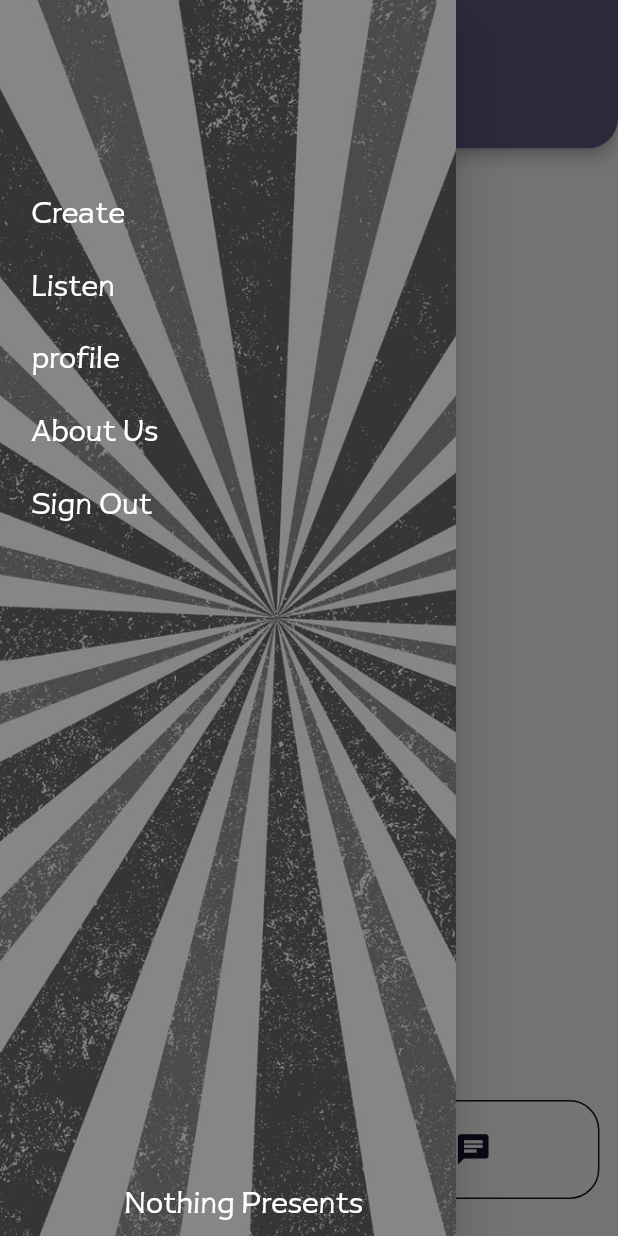
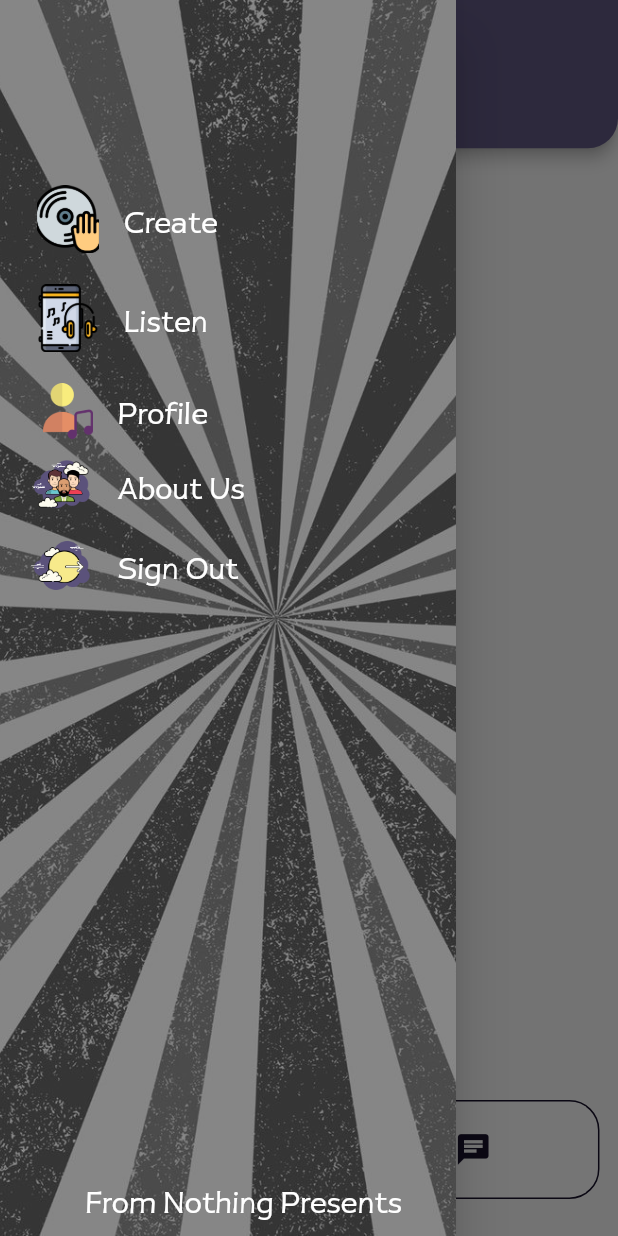
Before and after one commit to jagadeesJr/music_mate, a Flutter app: the Dashboard screen opened by its route, with the side drawer open, on a phone screen of 412 x 824 dp. Run offline on Flutter 3.47's test engine with Material 2 defaults, Android fonts, the phone set to English and light mode, and no system bars; drawn by our look-alikes of flashy_tab_bar2; our stand-ins replace connectivity_plus, dio, dots_indicator, shared_preferences; accounts and stored records are empty.

Commit message:
[Feat:] About us

```diff
--- a/lib/main.dart
+++ b/lib/main.dart
@@ -31,6 +31,7 @@ class _MyAppState extends State<MyApp> {
         'walk_through' :(context) => const WalkthroughScreen(),
         'no_internet' :(context) => const NoInternet(),
         'dashboard' :(context) => const Dashboard(),
+
       },
         initialRoute: 'splash_screen',
     );
--- /dev/null
+++ b/lib/screens/about_us/about_us.dart
@@ -0,0 +1,43 @@
+import 'package:flutter/material.dart';
+
+import '../../globalaccess/applib/sizer.dart';
+
+class about extends StatefulWidget {
+  const about({super.key});
+
+  @override
+  State<about> createState() => _aboutState();
+}
+
+class _aboutState extends State<about> {
+  @override
+  Widget build(BuildContext context) {
+    SizeConfig().init(context);
+    return LayoutBuilder(
+        builder: (BuildContext context, BoxConstraints constraints) {
+      return Scaffold(
+        body: Column(children: [
+          SingleChildScrollView(
+              child: Container(
+            decoration: BoxDecoration(borderRadius: BorderRadius.circular(10)),
+            height: SizeConfig.blockSizeVertical! * 10,
+            width: SizeConfig.blockSizeHorizontal! * 50,
+            child: Column(children: [
+              SizedBox(
+                height: SizeConfig.blockSizeVertical! * 2,
+              ),
+              Container(
+                decoration: BoxDecoration(
+                    borderRadius: BorderRadius.circular(10),
+                    border: Border.all(color: Colors.purple)),
+                height: SizeConfig.blockSizeVertical! * 10,
+                width: SizeConfig.blockSizeHorizontal! * 10,
+                child: Image.asset('assets/arr_wp.jpg'),
+              ),
+            ]),
+          ))
+        ]),
+      );
+    });
+  }
+}
--- a/lib/screens/dash_board/dash_board.dart
+++ b/lib/screens/dash_board/dash_board.dart
@@ -56,56 +56,124 @@ class _DashboardState extends State<Dashboard> {
                       SizedBox(
                         height: SizeConfig.blockSizeVertical! * 15,
                       ),
+
+                      Row(
+                        mainAxisAlignment: MainAxisAlignment.start,
+                        children: [
+                          SizedBox(width: SizeConfig.blockSizeVertical!*0.5,),
+                     Container(
+                      height: SizeConfig.blockSizeHorizontal!* 11,
+                      width: SizeConfig.blockSizeVertical!*5,
+                     decoration: BoxDecoration(
+                image: DecorationImage(
+                    image: Image.asset('assets/icons/dj.png').image,
+                    fit: BoxFit.cover)),
+                     ),
+                     SizedBox(width: SizeConfig.blockSizeVertical!*2),
                       Text(
                         'Create',
                         style: TextStyle(
                             color: Colors.white,
                             fontSize: SizeConfig.blockSizeVertical! * 3),
+                      ),]),
+                      SizedBox(
+                        height: SizeConfig.blockSizeVertical! * 2.5,
                       ),
-                      SizedBox(
-                        height: SizeConfig.blockSizeVertical! * 2,
+                      Row(
+                        children: [
+                          SizedBox(width: SizeConfig.blockSizeVertical!*0.5,),
+                          Container(
+                      height: SizeConfig.blockSizeHorizontal!* 11,
+                      width: SizeConfig.blockSizeVertical!*5,
+                     decoration: BoxDecoration(
+                image: DecorationImage(
+                    image: Image.asset('assets/icons/smartphone.png').image,
+                    fit: BoxFit.cover)),
                      ),
+                     SizedBox(width: SizeConfig.blockSizeVertical!*2),
                           Text(
                             'Listen',
                             style: TextStyle(
                                 color: Colors.white,
                                 fontSize: SizeConfig.blockSizeVertical! * 3),
                           ),
+                        ],
+                      ),
                       SizedBox(
-                        height: SizeConfig.blockSizeVertical! * 2,
+                        height: SizeConfig.blockSizeVertical! * 2.5,
                       ),
+                      Row(
+                        children: [
+                          SizedBox(width: SizeConfig.blockSizeVertical!*1,),
+                          Container(
+
+                      height: SizeConfig.blockSizeHorizontal!* 9,
+                      width: SizeConfig.blockSizeVertical!*4,
+                     decoration: BoxDecoration(
+                image: DecorationImage(
+                    image: Image.asset('assets/icons/user_2.png').image,
+                    fit: BoxFit.cover),
+                    ),
+                     ),
+                     SizedBox(width: SizeConfig.blockSizeVertical!*2),
                           Text(
-                        'profile',
+                            'Profile',
                             style: TextStyle(
                                 color: Colors.white,
                                 fontSize: SizeConfig.blockSizeVertical! * 3),
                           ),
+                        ],
+                      ),
                       SizedBox(
-                        height: SizeConfig.blockSizeVertical! * 2,
+                        height: SizeConfig.blockSizeVertical! * 1,
                       ),
+                      Row(
+                        children: [
+                          Container(
+                      height: SizeConfig.blockSizeHorizontal!* 11,
+                      width: SizeConfig.blockSizeVertical!*5,
+                     decoration: BoxDecoration(
+                image: DecorationImage(
+                    image: Image.asset('assets/icons/about_us.png').image,
+                    fit: BoxFit.cover)),
+
+                     ),
+                     SizedBox(width: SizeConfig.blockSizeVertical!*2),
                           Text(
                             'About Us',
                             style: TextStyle(
                                 color: Colors.white,
                                 fontSize: SizeConfig.blockSizeVertical! * 3),
                           ),
+                        ],
+                      ),
                       SizedBox(
-                        height: SizeConfig.blockSizeVertical! * 2,
+                        height: SizeConfig.blockSizeVertical! * 1,
                       ),
+                      Row(
+                        children: [
+                          Container(
+                      height: SizeConfig.blockSizeHorizontal!* 11,
+                      width: SizeConfig.blockSizeVertical!*5,
+                     decoration: BoxDecoration(
+                image: DecorationImage(
+                    image: Image.asset('assets/icons/log_out.png').image,
+                    fit: BoxFit.cover)),
+                     ),
+                     SizedBox(width: SizeConfig.blockSizeVertical!*2),
                           Text(
                             'Sign Out',
                             style: TextStyle(
                                 color: Colors.white,
                                 fontSize: SizeConfig.blockSizeVertical! * 3),
                           ),
-                      SizedBox(
-                        height: SizeConfig.blockSizeVertical! * 2,
+                        ],
                       ),
                       Expanded(
                         child: Align(
                           alignment: Alignment.bottomCenter,
                           child: Text(
-                            'Nothing Presents',
+                            'From Nothing Presents',
                             style: TextStyle(
                               color: Colors.white,
                               fontSize: SizeConfig.blockSizeVertical! * 3,
```
Also changed, not shown: assets/icons/about_us.png (added), assets/icons/log_out.png (added). Lines whose indentation alone changed are shown as unchanged.
